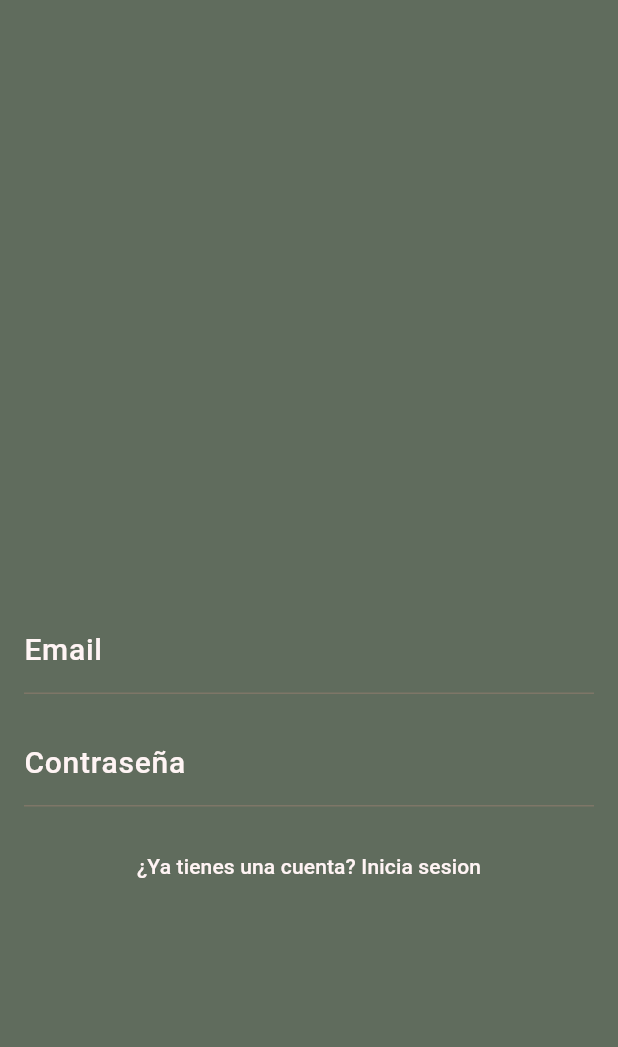
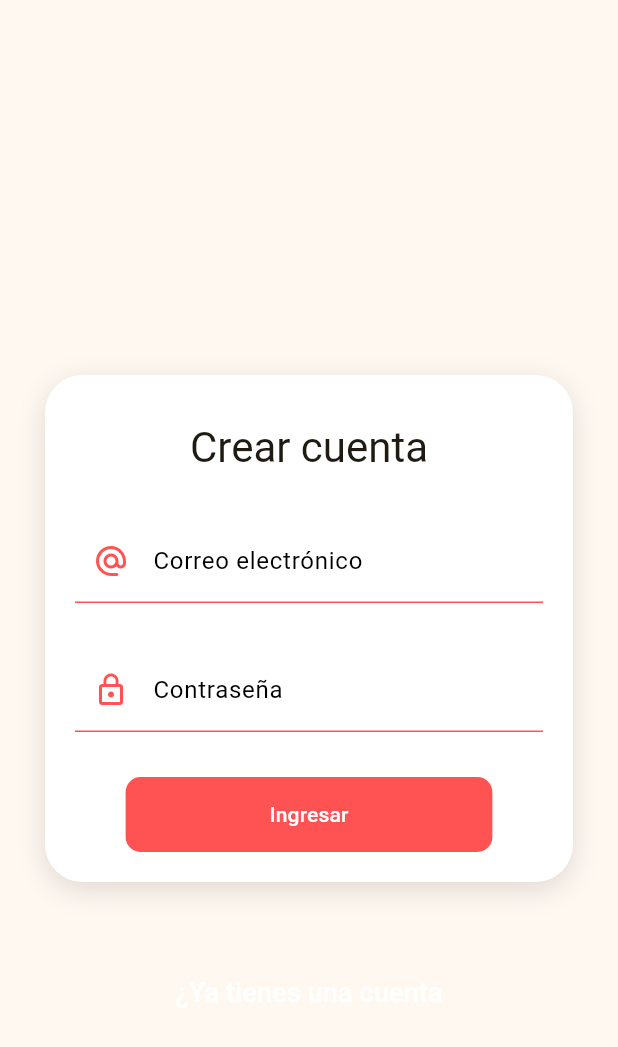
Before and after one commit to C3sarAcosta/login_frontend_20241, a Flutter app: the RegistroPage screen opened directly, on a phone screen of 412 x 824 dp. Shown: the top 1047 px of the screen. Run offline on Flutter 3.47's test engine with Material 3 defaults, Android fonts, the phone set to English and light mode, and no system bars; our stand-ins replace flutter_secure_storage; accounts and stored records are empty.

Commit message:
13/05/2024

```diff
--- a/lib/providers/login_form_provider.dart
+++ b/lib/providers/login_form_provider.dart
@@ -9,6 +9,7 @@ class LoginF_Pfrovider extends ChangeNotifier {
 
   bool _isLoading = false;
   bool get isLoading => _isLoading;
+
   set isLoading(bool value) {
     _isLoading = value;
     notifyListeners();
--- a/lib/screens/checking.dart
+++ b/lib/screens/checking.dart
@@ -17,7 +17,7 @@ class CheckAuthScreen extends StatelessWidget {
           future: authService.readToken(),
           builder: (BuildContext context, AsyncSnapshot<String> snapshot) {
             if (!snapshot.hasData) return Text('');
-            if (snapshot.hasData != '') {
+            if (snapshot.data == '') {
               Future.microtask(() {
                 Navigator.pushReplacement(
                     context,
--- a/lib/screens/registro.dart
+++ b/lib/screens/registro.dart
@@ -1,82 +1,57 @@
 import 'package:flutter/material.dart';
+import 'package:login_frontend_20241/Services/auth_services.dart';
 import 'package:login_frontend_20241/providers/login_form_provider.dart';
+import 'package:login_frontend_20241/ui/input_decoration.dart';
+import 'package:login_frontend_20241/widgets/card_container.dart';
 import 'package:provider/provider.dart';
 
 class RegistroPage extends StatelessWidget {
-  RegistroPage({super.key});
-  final TextEditingController _emailController = TextEditingController();
-  final TextEditingController _passwordController = TextEditingController();
+  const RegistroPage({super.key});
 
   @override
   Widget build(BuildContext context) {
-    final loginForm = Provider.of<LoginF_Pfrovider>(context);
-    final size = MediaQuery.of(context).size;
     return Scaffold(
-      body: DecoratedBox(
-        decoration:
-            const BoxDecoration(color: Color.fromARGB(255, 96, 108, 93)),
-        child: Padding(
-          padding: const EdgeInsets.all(16),
+      body: Container(
+        child: SingleChildScrollView(
           child: Column(
-            mainAxisAlignment: MainAxisAlignment.center,
-            crossAxisAlignment: CrossAxisAlignment.stretch,
             children: [
-              Container(
-                width: size.width * 0.80,
-                height: size.height * 0.17,
-                alignment: Alignment.center,
-                decoration: const BoxDecoration(
-                    //TODO: Agregan una imagen
+              SizedBox(
+                height: 250,
+              ),
+              CardContainer(
+                child: Column(
+                  children: [
+                    SizedBox(
+                      height: 10,
                     ),
-              ),
-              Container(
-                width: size.width * 0.80,
-                height: size.height * 0.05,
-                alignment: Alignment.center,
-              ),
-              TextField(
-                controller: _emailController,
-                decoration: const InputDecoration(
-                  hintText: 'ejemplo@prueba.com',
-                  labelText: 'Email',
-                  labelStyle: TextStyle(
-                    fontSize: 20,
-                    fontWeight: FontWeight.w500,
-                    color: Color.fromARGB(255, 255, 244, 244),
-                  ),
+                    Text('Crear cuenta',
+                        style: Theme.of(context).textTheme.headline4),
+                    SizedBox(
+                      height: 30,
+                    ),
+                    ChangeNotifierProvider(
+                      create: (_) => LoginF_Pfrovider(),
+                      child: _LoginForm(),
+                    ),
+                  ],
                 ),
               ),
-              const SizedBox(
-                height: 16,
+              SizedBox(
+                height: 50,
               ),
-              TextField(
-                controller: _passwordController,
-                obscureText: true,
-                decoration: const InputDecoration(
-                  hintText: '*********',
-                  labelText: 'Contraseña',
-                  labelStyle: TextStyle(
-                    fontSize: 20,
-                    fontWeight: FontWeight.w500,
-                    color: Color.fromARGB(255, 255, 244, 244),
-                  ),
+              TextButton(
+                onPressed: () =>
+                    Navigator.pushReplacementNamed(context, 'login'),
+                style: ButtonStyle(
+                    overlayColor: MaterialStateProperty.all(
+                      Colors.redAccent.withOpacity(0.1),
+                    ),
+                    shape: MaterialStateProperty.all(StadiumBorder())),
+                child: Text(
+                  '¿Ya tienes una cuenta',
+                  style: TextStyle(fontSize: 18, color: Colors.white),
                 ),
               ),
-              const SizedBox(
-                height: 16,
-              ),
-              TextButton(
-                onPressed: () {
-                  print('Boton iniciar sesion');
-                  Navigator.pushNamed(context, 'login', arguments: '');
-                },
-                child: const Text(
-                  '¿Ya tienes una cuenta? Inicia sesion',
-                  style: TextStyle(
-                    color: Color.fromARGB(255, 255, 244, 244),
-                  ),
-                ),
-              )
             ],
           ),
         ),
@@ -84,3 +59,91 @@ class RegistroPage extends StatelessWidget {
     );
   }
 }
+
+class _LoginForm extends StatelessWidget {
+  @override
+  Widget build(BuildContext context) {
+    final loginForm = Provider.of<LoginF_Pfrovider>(context);
+
+    return Container(
+      child: Form(
+        key: loginForm.formKey,
+        autovalidateMode: AutovalidateMode.onUserInteraction,
+        child: Column(
+          children: [
+            TextFormField(
+              autocorrect: false,
+              keyboardType: TextInputType.emailAddress,
+              decoration: InputDecorations.authInputDecoration(
+                  hintText: 'john.doe@gmail.com',
+                  labelText: 'Correo electrónico',
+                  prefixIcon: Icons.alternate_email_rounded),
+              onChanged: (value) => loginForm.email = value,
+              validator: (value) {
+                String pattern =
+                    r'^(([^<>()[\]\\.,;:\s@\"]+(\.[^<>()[\]\\.,;:\s@\"]+)*)|(\".+\"))@((\[[0-9]{1,3}\.[0-9]{1,3}\.[0-9]{1,3}\.[0-9]{1,3}\])|(([a-zA-Z\-0-9]+\.)+[a-zA-Z]{2,}))$';
+                RegExp regExp = new RegExp(pattern);
+
+                return regExp.hasMatch(value ?? '')
+                    ? null
+                    : 'El valor ingresado no luce como un correo';
+              },
+            ),
+            SizedBox(height: 30),
+            TextFormField(
+              autocorrect: false,
+              obscureText: true,
+              keyboardType: TextInputType.emailAddress,
+              decoration: InputDecorations.authInputDecoration(
+                  hintText: '*****',
+                  labelText: 'Contraseña',
+                  prefixIcon: Icons.lock_outline),
+              onChanged: (value) => loginForm.password = value,
+              validator: (value) {
+                return (value != null && value.length >= 6)
+                    ? null
+                    : 'La contraseña debe de ser de 6 caracteres';
+              },
+            ),
+            SizedBox(height: 30),
+            MaterialButton(
+                shape: RoundedRectangleBorder(
+                    borderRadius: BorderRadius.circular(10)),
+                disabledColor: Colors.grey,
+                elevation: 0,
+                color: Colors.redAccent,
+                child: Container(
+                    padding: EdgeInsets.symmetric(horizontal: 80, vertical: 15),
+                    child: Text(
+                      loginForm.isLoading ? 'Espere' : 'Ingresar',
+                      style: TextStyle(color: Colors.white),
+                    )),
+                onPressed: loginForm.isLoading
+                    ? null
+                    : () async {
+                        FocusScope.of(context).unfocus();
+                        final authService =
+                            Provider.of<AuthService>(context, listen: false);
+
+                        if (!loginForm.isValidForm()) return;
+
+                        loginForm.isLoading = true;
+
+                        // TODO: validar si el login es correcto
+                        final String? errorMessage = await authService
+                            .createUser(loginForm.email, loginForm.password);
+
+                        if (errorMessage == null) {
+                          Navigator.pushReplacementNamed(context, 'home');
+                        } else {
+                          // TODO: mostrar error en pantalla
+                          print(errorMessage);
+                          loginForm.isLoading = false;
+                        }
+                      })
+          ],
+        ),
+      ),
+    );
+  }
+}
--- /dev/null
+++ b/lib/ui/input_decoration.dart
@@ -0,0 +1,32 @@
+import 'package:flutter/material.dart';
+
+class InputDecorations {
+  static InputDecoration authInputDecoration({
+    required String hintText,
+    required String labelText,
+    IconData? prefixIcon,
+  }) {
+    return InputDecoration(
+        enabledBorder: const UnderlineInputBorder(
+          borderSide: BorderSide(
+            color: Colors.redAccent,
+          ),
+        ),
+        focusedBorder: const UnderlineInputBorder(
+            borderSide: BorderSide(
+          color: Colors.redAccent,
+          width: 2,
+        )),
+        hintText: hintText,
+        labelText: labelText,
+        labelStyle: const TextStyle(
+          color: Colors.black,
+        ),
+        prefixIcon: prefixIcon != null
+            ? Icon(
+                prefixIcon,
+                color: Colors.redAccent,
+              )
+            : null);
+  }
+}
--- /dev/null
+++ b/lib/widgets/card_container.dart
@@ -0,0 +1,32 @@
+import 'package:flutter/material.dart';
+import 'package:flutter/widgets.dart';
+
+class CardContainer extends StatelessWidget {
+  final Widget child;
+  const CardContainer({Key? key, required this.child}) : super(key: key);
+
+  @override
+  Widget build(BuildContext context) {
+    return Padding(
+      padding: const EdgeInsets.symmetric(horizontal: 30),
+      child: Container(
+        width: double.infinity,
+        padding: EdgeInsets.all(20),
+        decoration: _createCardShape(),
+        child: this.child,
+      ),
+    );
+  }
+
+  BoxDecoration _createCardShape() => BoxDecoration(
+        color: Colors.white,
+        borderRadius: BorderRadius.circular(25),
+        boxShadow: const [
+          BoxShadow(
+            color: Colors.black12,
+            blurRadius: 15,
+            offset: Offset(0, 5),
+          ),
+        ],
+      );
+}
```
